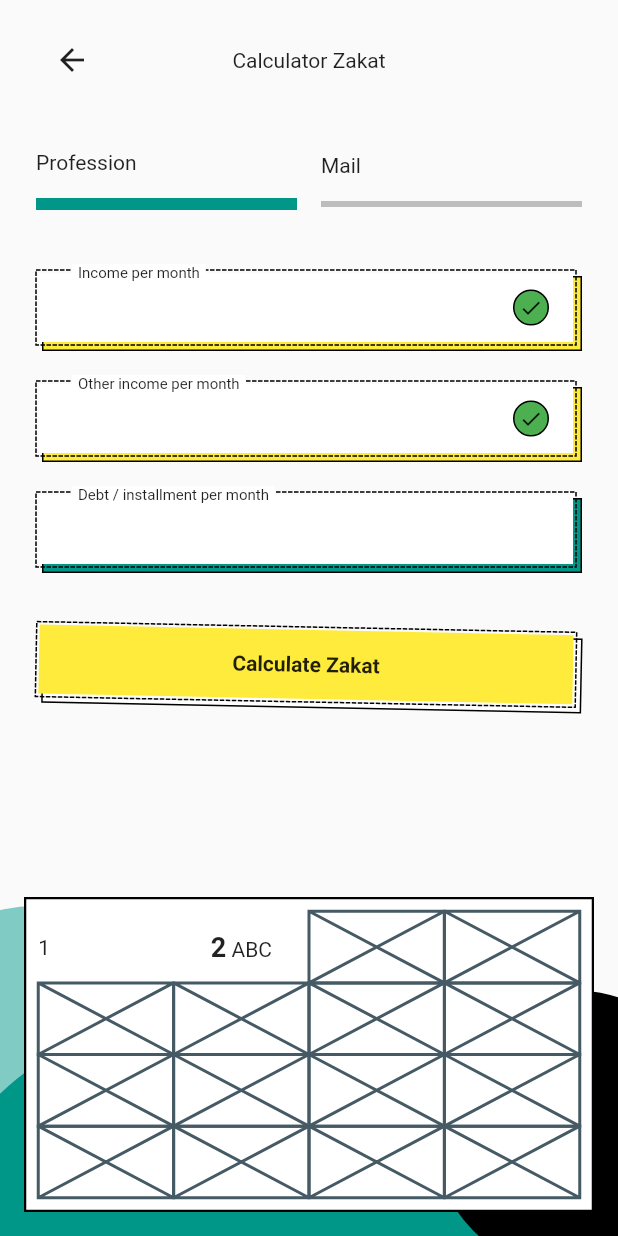
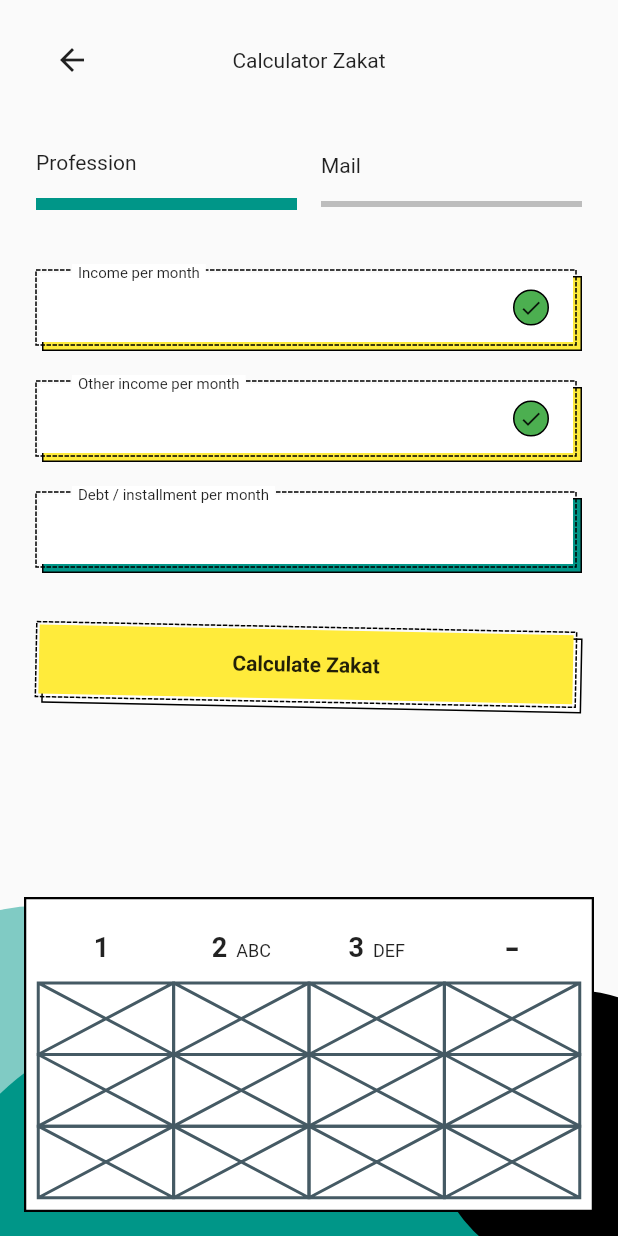
Before and after one commit to JAICHANGPARK/flutter_notebook_18th_story, a Flutter app: the screen it shows after launch, on a phone screen of 412 x 824 dp. Run offline on Flutter 3.47's test engine with Material 2 defaults, Android fonts, the phone set to English and light mode, and no system bars; drawn by our look-alikes of dotted_border; our stand-ins replace cached_network_image, flutter_lorem, flutter_riverpod, flutter_svg, freezed_annotation, go_router and 3 more.

Commit message:
Update fund_keyboard_widget.dart

```diff
--- a/lib/ep1085_funding_app/src/ui/widgets/fund_keyboard_widget.dart
+++ b/lib/ep1085_funding_app/src/ui/widgets/fund_keyboard_widget.dart
@@ -14,8 +14,30 @@ class _FundKeyboardWidgetState extends State<FundKeyboardWidget> {
       children: [
         Expanded(
           child: Row(
-            children: [
-              Expanded(child: Text("1")),
+            children: const [
+              Expanded(
+                child: Center(
+                  child: Text.rich(
+                    TextSpan(
+                      children: [
+                        TextSpan(
+                            text: "1",
+                            style: TextStyle(
+                                fontWeight: FontWeight.bold,
+                                fontSize: 18
+                            )
+                        ),
+                        TextSpan(
+                            text: "  ",
+                            style: TextStyle(
+                                fontSize: 12
+                            )
+                        ),
+                      ],
+                    ),
+                  ),
+                ),
+              ),
               Expanded(
                 child: Center(
                   child: Text.rich(
@@ -29,21 +51,50 @@ class _FundKeyboardWidgetState extends State<FundKeyboardWidget> {
                           )
                         ),
                         TextSpan(
-                          text: " ABC",
+                          text: "  ABC",
+                          style: TextStyle(
+                            fontSize: 12
+                          )
                         ),
                       ],
                     ),
                   ),
                 ),
               ),
-              Expanded(child: Placeholder()),
-              Expanded(child: Placeholder()),
+              Expanded(
+                child: Center(
+                  child: Text.rich(
+                    TextSpan(
+                      children: [
+                        TextSpan(
+                            text: "3",
+                            style: TextStyle(
+                                fontWeight: FontWeight.bold,
+                                fontSize: 18
+                            )
+                        ),
+                        TextSpan(
+                            text: "  DEF",
+                            style: TextStyle(
+                                fontSize: 12
+                            )
+                        ),
+                      ],
+                    ),
+                  ),
+                ),
+              ),
+              Expanded(child: Center(
+                child: Text("-", style: TextStyle(
+                  fontSize: 32
+                ),),
+              )),
             ],
           ),
         ),
         Expanded(
           child: Row(
-            children: [
+            children: const [
               Expanded(child: Placeholder()),
               Expanded(child: Placeholder()),
               Expanded(child: Placeholder()),
@@ -53,7 +104,7 @@ class _FundKeyboardWidgetState extends State<FundKeyboardWidget> {
         ),
         Expanded(
           child: Row(
-            children: [
+            children: const [
               Expanded(child: Placeholder()),
               Expanded(child: Placeholder()),
               Expanded(child: Placeholder()),
@@ -63,7 +114,7 @@ class _FundKeyboardWidgetState extends State<FundKeyboardWidget> {
         ),
         Expanded(
           child: Row(
-            children: [
+            children: const [
               Expanded(child: Placeholder()),
               Expanded(child: Placeholder()),
               Expanded(child: Placeholder()),
```
